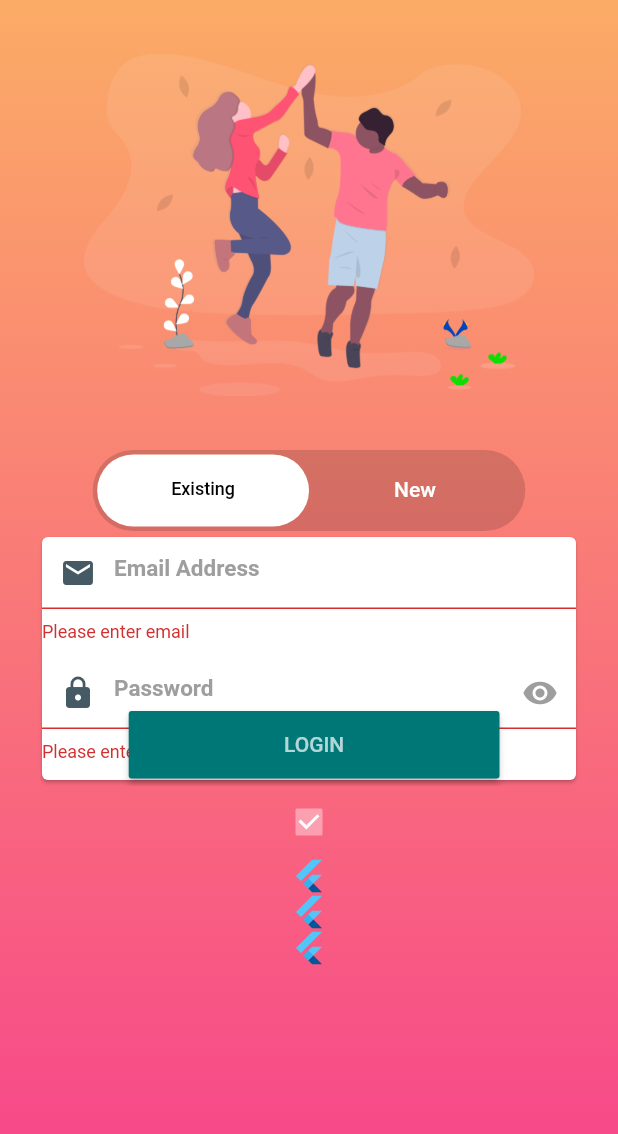
After one commit to pinkeshdarji/LoginRegister, a Flutter app: the Login screen opened directly, after a tap on "LOGIN", on a phone screen of 412 x 824 dp. The commit adds this screen. Shown: the top 1134 px of the screen. Run offline on Flutter 3.47's test engine with Material 2 defaults, Android fonts, the phone set to English and light mode, and no system bars.

Commit message:
basic login screen ui started developing.

```diff
--- /dev/null
+++ b/lib/ui/login/login.dart
@@ -0,0 +1,276 @@
+import 'package:flutter/material.dart';
+import 'package:login_register/utlities/app_colors.dart';
+
+class Login extends StatefulWidget {
+  @override
+  _LoginState createState() => _LoginState();
+}
+
+class _LoginState extends State<Login> {
+  double screenWidth = 0.0;
+  double screenheight = 0.0;
+  bool isSwitched = true;
+
+  final GlobalKey<FormState> _formKey = GlobalKey<FormState>();
+  bool _autoValidate = false;
+  FocusNode emailNode = FocusNode();
+  FocusNode passawordNode = FocusNode();
+  bool loading = false;
+
+  @override
+  void initState() {
+    super.initState();
+    passawordNode = FocusNode();
+    emailNode = FocusNode();
+    loading = false;
+  }
+
+  @override
+  Widget build(BuildContext context) {
+    screenWidth = MediaQuery.of(context).size.width;
+    screenheight = MediaQuery.of(context).size.height;
+
+    return Scaffold(
+      body: Container(
+        constraints: BoxConstraints.expand(),
+        decoration: BoxDecoration(
+            gradient: LinearGradient(
+                begin: AlignmentDirectional.topCenter,
+                end: AlignmentDirectional.bottomCenter,
+                colors: [kLighOrange2, kPurple])),
+        child: SingleChildScrollView(
+          child: Container(
+            padding: EdgeInsets.symmetric(horizontal: 24),
+            child: Column(
+              children: <Widget>[
+                hiveImage(),
+                _existingLoginSwitch(),
+                _signinSignupForm(),
+                _forgotPassword(),
+                _orDivider(),
+                _socialLogin(),
+              ],
+            ),
+          ),
+        ),
+      ),
+    );
+  }
+
+  Widget hiveImage() {
+    return Image.asset(
+      'assets/images/hive.png',
+      width: 300,
+      height: 300,
+    );
+  }
+
+  Widget _existingLoginSwitch() {
+    return DefaultTabController(
+      length: 2,
+      child: Column(
+        children: <Widget>[
+          Container(
+            width: screenWidth * 0.7,
+            padding: EdgeInsets.all(3),
+            decoration: BoxDecoration(
+                color: Colors.black.withOpacity(0.15),
+                borderRadius: BorderRadius.all(Radius.circular(30))),
+            child: TabBar(
+              labelColor: Colors.black,
+              unselectedLabelColor: Colors.white,
+              indicator: BoxDecoration(
+                  color: Colors.white,
+                  borderRadius: BorderRadius.all(Radius.circular(30))),
+              tabs: [
+                Tab(
+                  child: Text(
+                    'Existing',
+                    style: TextStyle(fontSize: 12),
+                  ),
+                ),
+                Tab(text: 'New'),
+              ],
+            ),
+          ),
+          Container(
+            width: screenWidth,
+            height: 170,
+            child: TabBarView(
+              children: [
+                Stack(
+                  overflow: Overflow.visible,
+                  children: <Widget>[
+                    Card(
+                      color: Colors.white,
+                      child: Form(
+                        key: _formKey,
+                        autovalidate: _autoValidate,
+                        child: Column(
+                          mainAxisSize: MainAxisSize.min,
+                          children: <Widget>[
+                            TextFormField(
+                              enabled: true,
+                              enableInteractiveSelection: true,
+                              focusNode: emailNode,
+                              style: CustomTextStyle(),
+                              keyboardType: TextInputType.emailAddress,
+                              textInputAction: TextInputAction.next,
+                              decoration: CustomTextDecoration(
+                                  icon: Icons.email, text: "Email Address"),
+                              textCapitalization: TextCapitalization.none,
+                              onFieldSubmitted: (term) {
+                                emailNode.unfocus();
+                                FocusScope.of(context)
+                                    .requestFocus(passawordNode);
+                              },
+                              validator: (value) {
+                                if (value.isEmpty) {
+                                  return 'Please enter email';
+                                } else if (!new RegExp(
+                                        r"^[a-zA-Z0-9.]+@[a-zA-Z0-9]+\.[a-zA-Z]+")
+                                    .hasMatch(value)) {
+                                  return "Plase enter valid email";
+                                }
+                              },
+                            ),
+                            SizedBox(
+                              height: 10,
+                            ),
+                            TextFormField(
+                              enabled: true,
+                              enableInteractiveSelection: true,
+                              obscureText: true,
+                              textInputAction: TextInputAction.done,
+                              style: CustomTextStyle(),
+                              focusNode: passawordNode,
+                              decoration: CustomTextDecoration(
+                                  icon: Icons.lock,
+                                  text: "Password",
+                                  trailingicon: true),
+                              validator: (value) {
+                                if (value.isEmpty) {
+                                  return 'Please enter password';
+                                } else if (value.length < 6) {
+                                  return 'Password must be 6 digit';
+                                }
+                              },
+                            ),
+                            SizedBox(
+                              height: 30,
+                            ),
+                          ],
+                        ),
+                      ),
+                    ),
+                    Positioned(
+                        bottom: 5,
+                        left: screenWidth * 0.15,
+                        child: LoginButton(context)),
+                  ],
+                ),
+                Icon(Icons.directions_transit),
+              ],
+            ),
+          ),
+        ],
+      ),
+    );
+  }
+
+  Container _signinSignupForm() {
+    return Container(
+      child: Checkbox(value: true, onChanged: null),
+    );
+  }
+
+  Container _forgotPassword() {
+    return Container(
+      child: FlutterLogo(),
+    );
+  }
+
+  Container _orDivider() {
+    return Container(
+      child: FlutterLogo(),
+    );
+  }
+
+  Container _socialLogin() {
+    return Container(
+      child: FlutterLogo(),
+    );
+  }
+
+  TextStyle CustomTextStyle() {
+    return TextStyle(color: Colors.black, fontSize: 15.0);
+  }
+
+  InputDecoration CustomTextDecoration(
+      {String text, IconData icon, bool trailingicon = false}) {
+    return InputDecoration(
+        hintText: text,
+        hintStyle: TextStyle(color: Colors.grey, fontWeight: FontWeight.bold),
+        //alignLabelWithHint: true,
+        //labelStyle: TextStyle(color: Colors.white30),
+        //labelText: text,
+        prefixIcon: Icon(icon, color: Colors.blueGrey[700]),
+        suffixIcon: trailingicon
+            ? IconButton(
+                onPressed: () {},
+                icon: Icon(Icons.remove_red_eye),
+                color: Colors.grey,
+              )
+            : null
+//      enabledBorder: UnderlineInputBorder(
+//          borderSide: BorderSide(color: Colors.blueGrey[700])),
+//      focusedBorder:
+//          UnderlineInputBorder(borderSide: BorderSide(color: Colors.white70)),
+//      errorBorder:
+//          UnderlineInputBorder(borderSide: BorderSide(color: Colors.white70)),
+        );
+  }
+
+  Widget LoginButton(BuildContext context) {
+//    return RaisedGradientButton(
+//        child: Text(
+//          'Button',
+//          style: TextStyle(color: Colors.yellow),
+//        ),
+//        gradient: LinearGradient(
+//          colors: <Color>[Colors.green, Colors.black],
+//        ),
+//        onPressed: () {
+//          print('button clicked');
+//        });
+    return new SizedBox(
+      height: 45.0,
+      width: screenWidth * 0.6,
+      child: new RaisedButton(
+        color: Color.fromRGBO(0, 119, 119, 1.0),
+        child: Text(
+          "Login".toUpperCase(),
+          style: TextStyle(color: Colors.white70),
+        ),
+        onPressed: () {
+          FocusScope.of(context).requestFocus(new FocusNode());
+          if (_formKey.currentState.validate()) {
+            print(_formKey.currentState.validate());
+            setState(() {
+              loading = true;
+            });
+            Future.delayed(Duration(seconds: 2), () {
+              setState(() {
+                loading = false;
+              });
+            });
+          } else {
+            setState(() {
+              _autoValidate = true;
+            });
+          }
+        },
+      ),
+    );
+  }
+}
--- a/lib/ui/onboarding/intro_widget.dart
+++ b/lib/ui/onboarding/intro_widget.dart
@@ -33,14 +33,11 @@ class IntroWidget extends StatelessWidget {
       child: Column(
         crossAxisAlignment: CrossAxisAlignment.start,
         children: <Widget>[
-          Hero(
-            tag: 'music',
-            child: Image.asset(
-              image,
-              width: screenWidth * 0.7,
-              height: screenheight * 0.6,
-              fit: BoxFit.cover,
-            ),
+          Image.asset(
+            image,
+            width: screenWidth * 0.7,
+            height: screenheight * 0.6,
+            fit: BoxFit.cover,
           ),
           Container(
             padding: const EdgeInsets.only(left: 12),
--- a/lib/ui/onboarding/onboarding_circle.dart
+++ b/lib/ui/onboarding/onboarding_circle.dart
@@ -1,4 +1,5 @@
 import 'package:flutter/material.dart';
+import 'package:login_register/ui/login/login.dart';
 import 'package:login_register/utlities/app_colors.dart';
 
 import 'intro_widget.dart';
@@ -120,6 +121,28 @@ class _OnBoardingCircleState extends State<OnBoardingCircle> {
                 ),
               ],
             ),
+            Visibility(
+              visible: currentPageValue == introWidgetsList.length - 1
+                  ? true
+                  : false,
+              child: Align(
+                alignment: AlignmentDirectional.bottomEnd,
+                child: Container(
+                  margin: EdgeInsets.only(right: 16, bottom: 16),
+                  child: FloatingActionButton(
+                    onPressed: () {
+                      Navigator.push(
+                        context,
+                        MaterialPageRoute(builder: (context) => Login()),
+                      );
+                    },
+                    shape: BeveledRectangleBorder(
+                        borderRadius: BorderRadius.all(Radius.circular(26))),
+                    child: Icon(Icons.arrow_forward),
+                  ),
+                ),
+              ),
+            )
           ],
         ),
       )),
--- a/lib/utlities/app_colors.dart
+++ b/lib/utlities/app_colors.dart
@@ -11,3 +11,5 @@ final kGreen = HexColor('00c9ff');
 final kBlue2 = HexColor('92fe9d');
 final kLightOrange = HexColor('ffe29f');
 final kLightRed = HexColor('ff719a');
+final kLighOrange2 = HexColor('fbab66');
+final kPurple = HexColor('f7418c');
--- /dev/null
+++ b/lib/utlities/gradient_raised_button.dart
@@ -0,0 +1,41 @@
+import 'package:flutter/material.dart';
+
+class RaisedGradientButton extends StatelessWidget {
+  final Widget child;
+  final Gradient gradient;
+  final double width;
+  final double height;
+  final Function onPressed;
+
+  const RaisedGradientButton({
+    Key key,
+    @required this.child,
+    this.gradient,
+    this.width = double.infinity,
+    this.height = 50.0,
+    this.onPressed,
+  }) : super(key: key);
+
+  @override
+  Widget build(BuildContext context) {
+    return Container(
+      width: width,
+      height: 50.0,
+      decoration: BoxDecoration(gradient: gradient, boxShadow: [
+        BoxShadow(
+          color: Colors.grey[500],
+          offset: Offset(0.0, 1.5),
+          blurRadius: 1.5,
+        ),
+      ]),
+      child: Material(
+        color: Colors.transparent,
+        child: InkWell(
+            onTap: onPressed,
+            child: Center(
+              child: child,
+            )),
+      ),
+    );
+  }
+}
```
Also changed, not shown: assets/images/hive.png (added).
